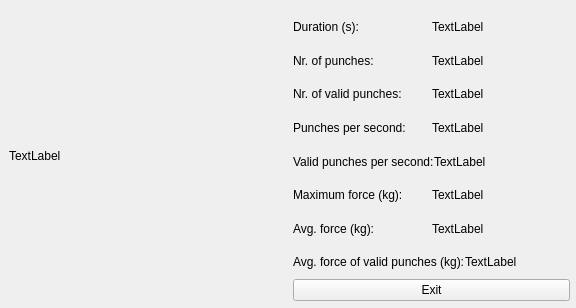
Old version of the form PiControl/results_ui.ui in the repository SoftLegend/MartialArtEvaluation.
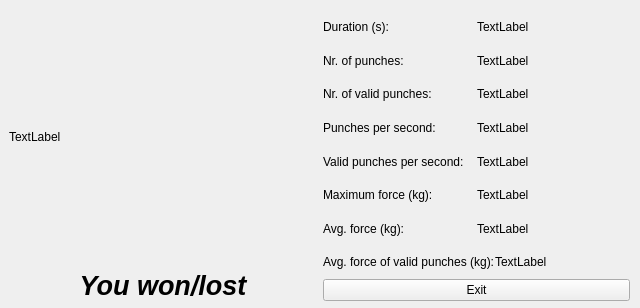
New version of the form.

The edit to the form file:
```diff
--- a/PiControl/results_ui.ui
+++ b/PiControl/results_ui.ui
@@ -6,7 +6,7 @@
    <rect>
     <x>0</x>
     <y>0</y>
-    <width>576</width>
+    <width>640</width>
     <height>308</height>
    </rect>
   </property>
@@ -18,17 +18,45 @@
     <rect>
      <x>9</x>
      <y>10</y>
-     <width>561</width>
+     <width>621</width>
      <height>291</height>
     </rect>
    </property>
    <layout class="QHBoxLayout" name="horizontalLayout_6">
     <item>
+     <layout class="QVBoxLayout" name="verticalLayout_2">
+      <item>
      <widget class="QLabel" name="label">
       <property name="text">
        <string>TextLabel</string>
       </property>
      </widget>
+      </item>
+      <item>
+       <widget class="QLabel" name="lblWonLost">
+        <property name="maximumSize">
+         <size>
+          <width>16777214</width>
+          <height>32</height>
+         </size>
+        </property>
+        <property name="font">
+         <font>
+          <pointsize>20</pointsize>
+          <weight>75</weight>
+          <italic>true</italic>
+          <bold>true</bold>
+         </font>
+        </property>
+        <property name="text">
+         <string>You won/lost</string>
+        </property>
+        <property name="alignment">
+         <set>Qt::AlignCenter</set>
+        </property>
+       </widget>
+      </item>
+     </layout>
     </item>
     <item>
      <layout class="QVBoxLayout" name="verticalLayout">
```
Lines whose indentation alone changed are shown as unchanged.
